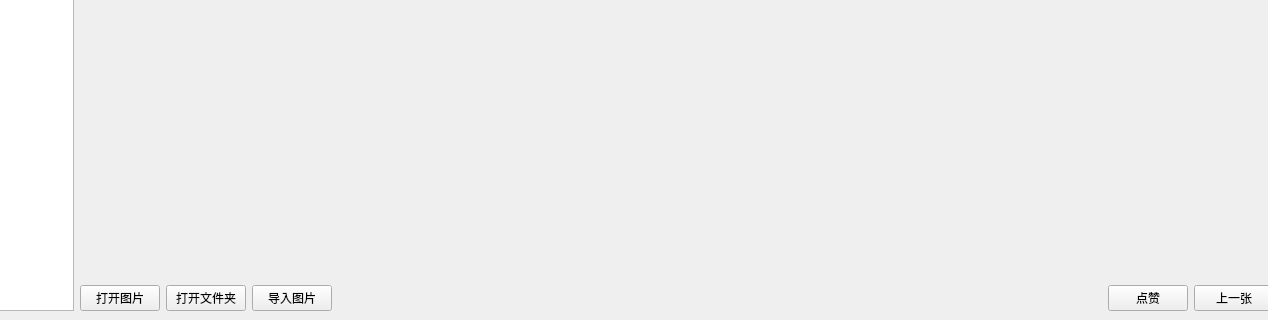
luxingzhi27/hci_final_project_hand_gesture_recognition, file picture_viewer.ui: the form before one commit; both pictures show x 191 to 1459 and y 353 to 673 of the 1560 by 673 pixel window.
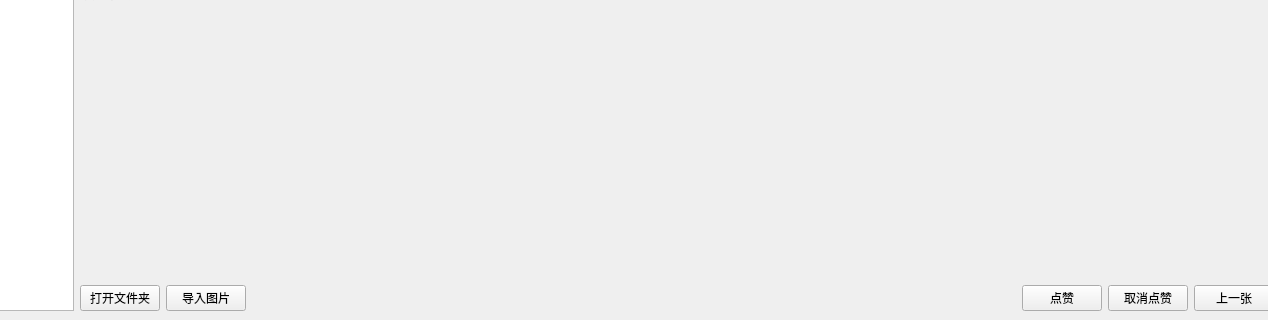
The form after the commit.

```diff
--- a/picture_viewer.ui
+++ b/picture_viewer.ui
@@ -105,14 +105,7 @@
         <item>
          <layout class="QHBoxLayout" name="horizontalLayout">
           <item>
-           <widget class="QPushButton" name="openFileButton">
-            <property name="text">
-             <string>打开图片</string>
-            </property>
-           </widget>
-          </item>
-          <item>
-           <widget class="QPushButton" name="openDIrButton">
+           <widget class="QPushButton" name="openDirButton">
             <property name="text">
              <string>打开文件夹</string>
             </property>
@@ -145,6 +138,13 @@
             </property>
            </widget>
           </item>
+          <item>
+           <widget class="QPushButton" name="dislikeButton">
+            <property name="text">
+             <string>取消点赞</string>
+            </property>
+           </widget>
+          </item>
           <item>
            <widget class="QPushButton" name="lastButton">
             <property name="text">
```
Left out of the diff: 22 changed lines with no effect on the pictures.
